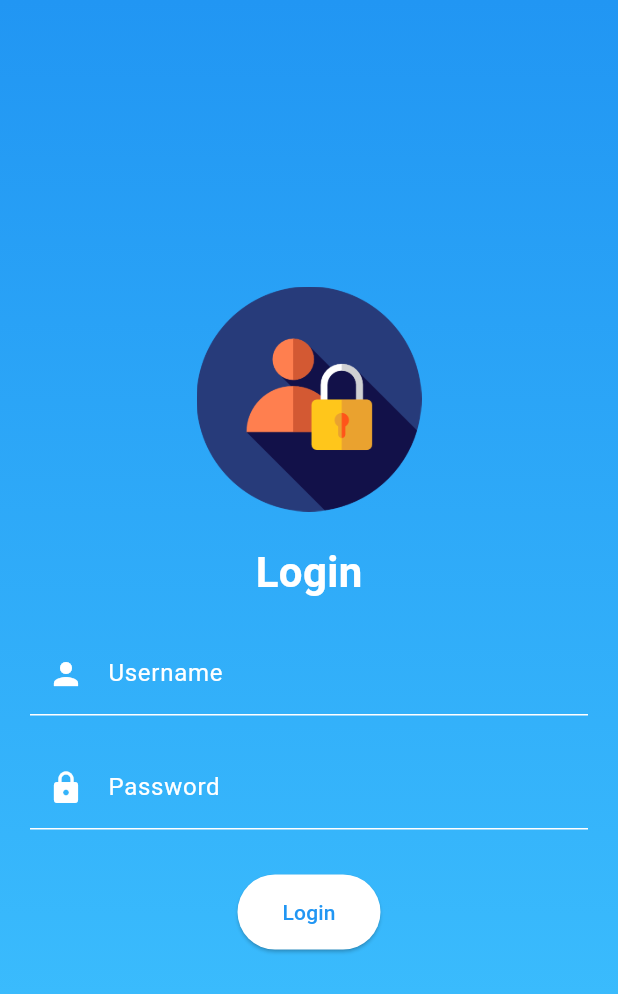
After one commit to kidcats/clockwidget, a Flutter app: the screen it shows after launch, after a tap on "Get Started", on a phone screen of 412 x 824 dp. The commit adds this screen. Shown: the top 994 px of the screen. Run offline on Flutter 3.47's test engine with Material 3 defaults, Android fonts, the light colour scheme and no system bars; our stand-ins replace shared_preferences.

Commit message:
add login page

```diff
--- /dev/null
+++ b/lib/login_page.dart
@@ -0,0 +1,116 @@
+import 'package:flutter/material.dart';
+import 'package:my_app/home_page.dart';
+import 'package:shared_preferences/shared_preferences.dart';
+
+class LoginPage extends StatelessWidget {
+  final TextEditingController _usernameController = TextEditingController();
+  final TextEditingController _passwordController = TextEditingController();
+
+  @override
+  Widget build(BuildContext context) {
+    return Scaffold(
+      body: Container(
+        decoration: BoxDecoration(
+          gradient: LinearGradient(
+            begin: Alignment.topCenter,
+            end: Alignment.bottomCenter,
+            colors: [Colors.blue, Colors.lightBlueAccent],
+          ),
+        ),
+        child: Center(
+          child: SingleChildScrollView(
+            child: Padding(
+              padding: EdgeInsets.all(20.0),
+              child: Column(
+                mainAxisAlignment: MainAxisAlignment.center,
+                children: [
+                  Image.asset(
+                    'assets/login_icon.png',
+                    width: 150,
+                    height: 150,
+                  ),
+                  SizedBox(height: 20),
+                  Text(
+                    'Login',
+                    style: TextStyle(
+                      fontSize: 28,
+                      fontWeight: FontWeight.bold,
+                      color: Colors.white,
+                    ),
+                  ),
+                  SizedBox(height: 20),
+                  TextField(
+                    controller: _usernameController,
+                    style: TextStyle(color: Colors.white),
+                    decoration: InputDecoration(
+                      labelText: 'Username',
+                      labelStyle: TextStyle(color: Colors.white),
+                      prefixIcon: Icon(Icons.person, color: Colors.white),
+                      enabledBorder: UnderlineInputBorder(
+                        borderSide: BorderSide(color: Colors.white),
+                      ),
+                      focusedBorder: UnderlineInputBorder(
+                        borderSide: BorderSide(color: Colors.white),
+                      ),
+                    ),
+                  ),
+                  SizedBox(height: 20),
+                  TextField(
+                    controller: _passwordController,
+                    style: TextStyle(color: Colors.white),
+                    obscureText: true,
+                    decoration: InputDecoration(
+                      labelText: 'Password',
+                      labelStyle: TextStyle(color: Colors.white),
+                      prefixIcon: Icon(Icons.lock, color: Colors.white),
+                      enabledBorder: UnderlineInputBorder(
+                        borderSide: BorderSide(color: Colors.white),
+                      ),
+                      focusedBorder: UnderlineInputBorder(
+                        borderSide: BorderSide(color: Colors.white),
+                      ),
+                    ),
+                  ),
+                  SizedBox(height: 30),
+                  ElevatedButton(
+                    child: Text('Login'),
+                    onPressed: () async {
+                      String username = _usernameController.text;
+                      String password = _passwordController.text;
+                      bool isLoggedIn = await performLogin(username, password);
+                      if (isLoggedIn) {
+                        Navigator.pushReplacement(
+                          context,
+                          MaterialPageRoute(builder: (context) => HomePage()),
+                        );
+                      } else {
+                        // 显示登录失败的提示或错误消息
+                      }
+                    },
+                    style: ElevatedButton.styleFrom(
+                      backgroundColor: Colors.white,
+                      foregroundColor: Colors.blue,
+                      shape: RoundedRectangleBorder(
+                        borderRadius: BorderRadius.circular(30),
+                      ),
+                      padding:
+                          EdgeInsets.symmetric(horizontal: 30, vertical: 15),
+                    ),
+                  ),
+                ],
+              ),
+            ),
+          ),
+        ),
+      ),
+    );
+  }
+
+  Future<bool> performLogin(String username, String password) async {
+    // 在这里执行实际的登录逻辑,例如发送登录请求到服务器进行验证
+    // 如果登录成功,将登录状态保存到本地存储
+    SharedPreferences prefs = await SharedPreferences.getInstance();
+    await prefs.setBool('isLoggedIn', true);
+    return true;
+  }
+}
--- a/lib/main.dart
+++ b/lib/main.dart
@@ -1,9 +1,10 @@
 // main.dart
 import 'package:flutter/material.dart';
+import 'package:my_app/Welcome_page.dart';
 import 'package:provider/provider.dart';
 import 'package:flutter/rendering.dart';
 import 'calculator_provider.dart';
-import 'home_page.dart';
+
 
 void main() {
   runApp(
@@ -12,7 +13,7 @@ void main() {
       child: const MyApp(),
     ),
   );
-  debugPaintSizeEnabled = true;  // 开启布局边界显示
+  // debugPaintSizeEnabled = true;  // 开启布局边界显示
 }
 
 class MyApp extends StatelessWidget {
@@ -22,7 +23,7 @@ class MyApp extends StatelessWidget {
   Widget build(BuildContext context) {
     return MaterialApp(
       title: 'Thermal Relay Calculator',
-      home: HomePage(),
+      home: WelcomePage(),
       theme: ThemeData(
         appBarTheme: const AppBarTheme(
           centerTitle: true, // Set centerTitle to true
--- /dev/null
+++ b/lib/welcome_page.dart
@@ -0,0 +1,78 @@
+import 'package:flutter/material.dart';
+import 'package:my_app/home_page.dart';
+import 'package:my_app/login_page.dart';
+import 'package:shared_preferences/shared_preferences.dart';
+
+class WelcomePage extends StatelessWidget {
+  @override
+  Widget build(BuildContext context) {
+    return Scaffold(
+      body: Container(
+        decoration: BoxDecoration(
+          gradient: LinearGradient(
+            begin: Alignment.topCenter,
+            end: Alignment.bottomCenter,
+            colors: [Colors.blue, Colors.lightBlueAccent],
+          ),
+        ),
+        child: Center(
+          child: Column(
+            mainAxisAlignment: MainAxisAlignment.center,
+            children: [
+              AnimatedOpacity(
+                opacity: 1.0,
+                duration: Duration(milliseconds: 1000),
+                child: Image.asset(
+                  'assets/welcome_image.png',
+                  width: 200,
+                  height: 200,
+                ),
+              ),
+              SizedBox(height: 20),
+              Text(
+                'Welcome to Thermal Relay Calculator',
+                style: TextStyle(
+                  fontSize: 24,
+                  fontWeight: FontWeight.bold,
+                  color: Colors.white,
+                ),
+                textAlign: TextAlign.center,
+              ),
+              SizedBox(height: 20),
+              ElevatedButton(
+                child: Text('Get Started'),
+                onPressed: () async {
+                  bool isLoggedIn = await checkLoginStatus();
+                  if (isLoggedIn) {
+                    Navigator.pushReplacement(
+                      context,
+                      MaterialPageRoute(builder: (context) => LoginPage()),
+                    );
+                  } else {
+                    Navigator.pushReplacement(
+                      context,
+                      MaterialPageRoute(builder: (context) => LoginPage()),
+                    );
+                  }
+                },
+                style: ElevatedButton.styleFrom(
+                  backgroundColor: Colors.white,
+                  foregroundColor: Colors.blue,
+                  shape: RoundedRectangleBorder(
+                    borderRadius: BorderRadius.circular(30),
+                  ),
+                  padding: EdgeInsets.symmetric(horizontal: 30, vertical: 15),
+                ),
+              ),
+            ],
+          ),
+        ),
+      ),
+    );
+  }
+
+  Future<bool> checkLoginStatus() async {
+    SharedPreferences prefs = await SharedPreferences.getInstance();
+    return prefs.getBool('isLoggedIn') ?? false;
+  }
+}
--- a/pubspec.yaml
+++ b/pubspec.yaml
@@ -36,6 +36,7 @@ dependencies:
   # Use with the CupertinoIcons class for iOS style icons.
   cupertino_icons: ^1.0.6
   provider: ^6.0.5 #
+  shared_preferences: ^2.0.15
 
 dev_dependencies:
   flutter_test:
@@ -58,6 +59,8 @@ flutter:
   # included with your application, so that you can use the icons in
   # the material Icons class.
   uses-material-design: true
+  assets:
+    - assets/
 
   # To add assets to your application, add an assets section, like this:
   # assets:
```
Also changed, not shown: lib/animated_knob_button.dart (+99 -69 lines), t.dart (+138 -102 lines), assets/login_icon.png (added), assets/welcome_image.png (added), 1 other file.
